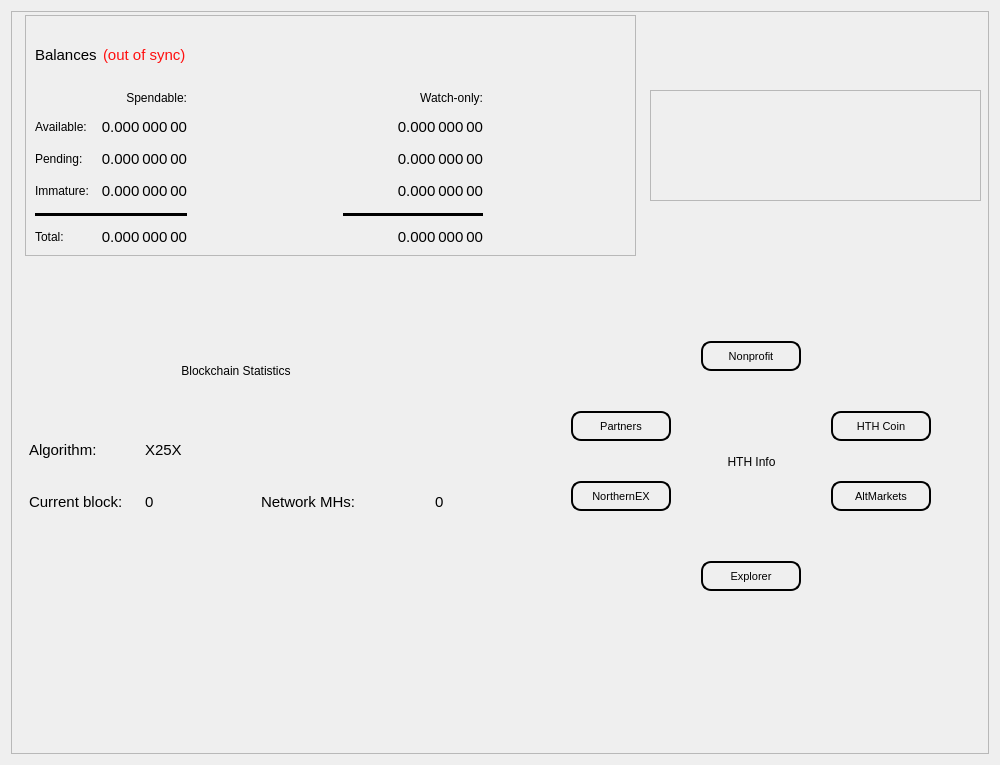
Old version of the form src/qt/forms/overviewpage.ui in the repository HTHcoin/helpthehomelesscoin.
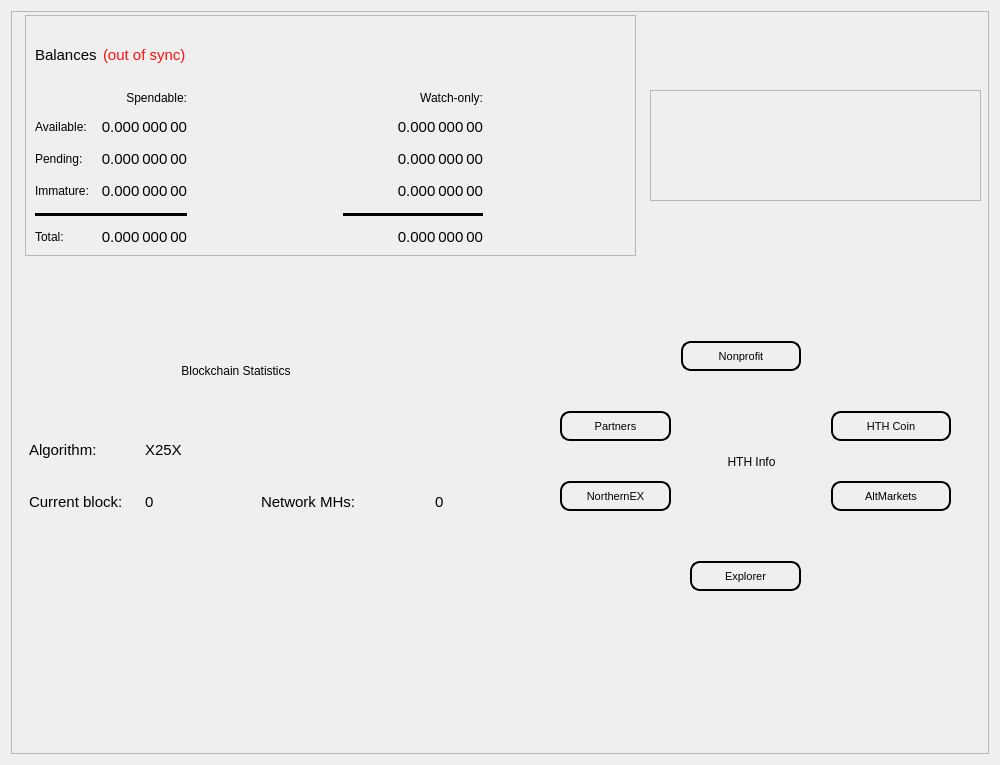
New version of the form.

```diff
--- a/src/qt/forms/overviewpage.ui
+++ b/src/qt/forms/overviewpage.ui
@@ -299,9 +299,9 @@
      <widget class="QPushButton" name="pushButton_Website_4">
       <property name="geometry">
        <rect>
-        <x>560</x>
+        <x>549</x>
         <y>400</y>
-        <width>100</width>
+        <width>111</width>
         <height>30</height>
        </rect>
       </property>
@@ -336,7 +336,7 @@
        <rect>
         <x>820</x>
         <y>400</y>
-        <width>100</width>
+        <width>120</width>
         <height>30</height>
        </rect>
       </property>
@@ -375,9 +375,9 @@
      <widget class="QPushButton" name="pushButton_Website">
       <property name="geometry">
        <rect>
-        <x>690</x>
+        <x>670</x>
         <y>330</y>
-        <width>100</width>
+        <width>120</width>
         <height>30</height>
        </rect>
       </property>
@@ -410,9 +410,9 @@
      <widget class="QPushButton" name="pushButton_Website_3">
       <property name="geometry">
        <rect>
-        <x>690</x>
+        <x>679</x>
         <y>550</y>
-        <width>100</width>
+        <width>111</width>
         <height>30</height>
        </rect>
       </property>
@@ -447,7 +447,7 @@
        <rect>
         <x>820</x>
         <y>470</y>
-        <width>100</width>
+        <width>120</width>
         <height>30</height>
        </rect>
       </property>
@@ -480,9 +480,9 @@
      <widget class="QPushButton" name="pushButton_Website_5">
       <property name="geometry">
        <rect>
-        <x>560</x>
+        <x>549</x>
         <y>470</y>
-        <width>100</width>
+        <width>111</width>
         <height>30</height>
        </rect>
       </property>
```
